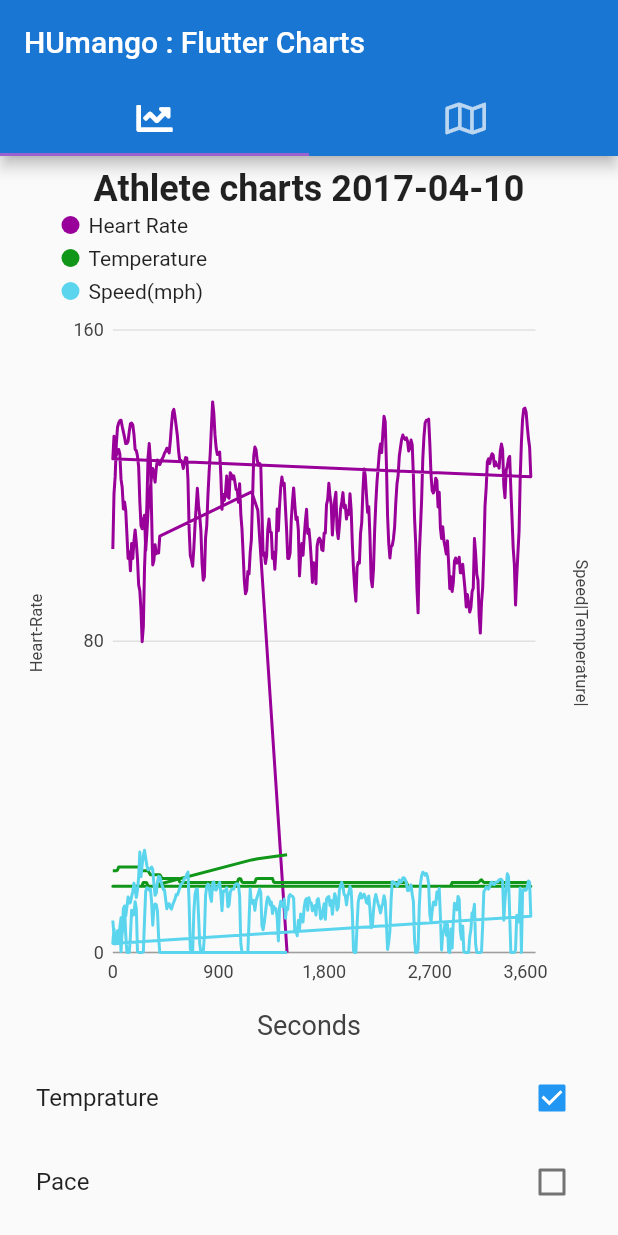
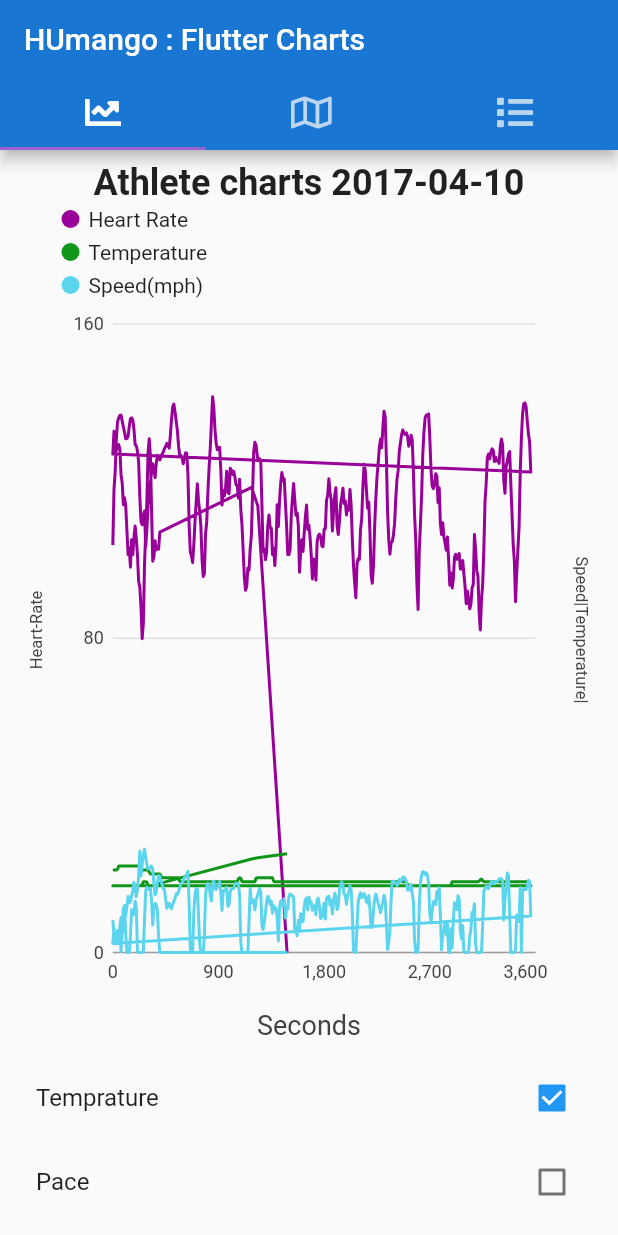
Before and after one commit to abhijeetnavgire158/humango_charts, a Flutter app: the screen it shows after launch, after a tap on an icon or button, on a phone screen of 412 x 824 dp. Run offline on Flutter 3.47's test engine with Material 2 defaults, Android fonts, the light colour scheme and no system bars; our stand-ins replace charts_flutter, font_awesome_flutter, google_maps_flutter; missing offline and left inert: flutter_polyline_points; statements that could not run were skipped.

Commit message:
UI changes for landscape mode

```diff
--- a/lib/activitylistview.dart
+++ b/lib/activitylistview.dart
@@ -56,20 +56,6 @@ class _ActivityListViewState extends State<ActivityListView> {
     });
   }
 
-  onSelectClick(int value, String activityDate, String type) {
-    String jsonFile = path + value.toString() + '.json';
-    int tabIndex = (type == 'graph') ? 0 : 1;
-    Navigator.push(
-      context,
-      MaterialPageRoute(
-          builder: (context) => HomePage(
-                jsonFile: jsonFile,
-                activityDate: activityDate,
-                tabIndex: tabIndex,
-              )),
-    );
-  }
-
   onDataLoad() {
     setState(() {
       tableCount = activityListData.length;
@@ -113,7 +99,7 @@ class _ActivityListViewState extends State<ActivityListView> {
                                   padding: const EdgeInsets.only(top: 0),
                                   child: Container(
                                     width: MediaQuery.of(context).size.width *
-                                        0.25,
+                                        0.23,
                                     height: 40,
 // margin: const EdgeInsets.all(0.0), // space between cell
                                     padding: const EdgeInsets.only(top: 5),
@@ -167,7 +153,7 @@ class _ActivityListViewState extends State<ActivityListView> {
                                 padding: const EdgeInsets.only(top: 0),
                                 child: Container(
                                   width:
-                                      MediaQuery.of(context).size.width * 0.27,
+                                      MediaQuery.of(context).size.width * 0.25,
                                   height: 40,
                                   padding: const EdgeInsets.only(top: 5),
                                   decoration: BoxDecoration(
@@ -217,7 +203,9 @@ class _ActivityListViewState extends State<ActivityListView> {
                                 )),
                           ),
                         ])),
-                    Container(height: 400, child: _buildPaginatedListView()),
+                    Container(
+                        height: (MediaQuery.of(context).size.height - 200),
+                        child: _buildPaginatedListView()),
                   ],
                 ),
               )
@@ -229,6 +217,8 @@ class _ActivityListViewState extends State<ActivityListView> {
   _loadMore() async {
     print('LOAD MORE');
     print(tableCount);
+    print('HEIGHT');
+    print(MediaQuery.of(context).size.height.toString());
     List<ActivityListModel> listData = [];
     if (tableCount <= totalRecords) {
       listData = await getData();
@@ -273,9 +263,9 @@ class _ActivityListViewState extends State<ActivityListView> {
     );
   }
 
-  _selectedActivityId(activityId, activityDate, type) {
+  _selectedActivityId(
+      activityId, activityDate, type, ActivityListModel selectedActivity) {
     print("selected activity id ${activityId}");
-    // onSelectClick(activityId, activityDate, type);
     String jsonFile = path + activityId.toString() + '.json';
     int tabIndex = (type == 'graph') ? 0 : 1;
     Navigator.push(
@@ -285,6 +275,7 @@ class _ActivityListViewState extends State<ActivityListView> {
                 jsonFile: jsonFile,
                 activityDate: activityDate,
                 tabIndex: tabIndex,
+                selectedActivityData: selectedActivity,
               )),
     );
   }
@@ -315,7 +306,7 @@ class _ActivityListViewState extends State<ActivityListView> {
               child: Row(children: <Widget>[
                 Center(
                     child: Container(
-                  width: MediaQuery.of(context).size.width * 0.25,
+                  width: MediaQuery.of(context).size.width * 0.23,
                   padding: const EdgeInsets.all(10.0),
                   decoration: BoxDecoration(
                       border: Border(
@@ -331,7 +322,7 @@ class _ActivityListViewState extends State<ActivityListView> {
 //fontWeight: FontWeight.bold,
                         fontFamily: "Poppins",
                         fontStyle: FontStyle.normal,
-                        fontSize: 16.0),
+                        fontSize: 14.0),
                   ),
                 )),
                 Center(
@@ -342,7 +333,7 @@ class _ActivityListViewState extends State<ActivityListView> {
                         border: Border(
                       right: BorderSide(
                         color: Colors.grey[700],
-                        width: 0.5,
+                        width: 0.9,
                       ),
                     )),
                     child: Icon(sportIcon),
@@ -350,7 +341,7 @@ class _ActivityListViewState extends State<ActivityListView> {
                 ),
                 Center(
                     child: Container(
-                  width: MediaQuery.of(context).size.width * 0.27,
+                  width: MediaQuery.of(context).size.width * 0.25,
                   padding: const EdgeInsets.all(10.0),
                   decoration: BoxDecoration(
                       border: Border(
@@ -384,7 +375,7 @@ class _ActivityListViewState extends State<ActivityListView> {
                         InkWell(
                           onTap: () => {
                             _selectedActivityId(
-                                model.activityId, activityDate, 'graph')
+                                model.activityId, activityDate, 'graph', model)
                           },
                           child: Icon(
                             FontAwesomeIcons.chartLine,
@@ -396,7 +387,7 @@ class _ActivityListViewState extends State<ActivityListView> {
                         InkWell(
                           onTap: () => {
                             _selectedActivityId(
-                                model.activityId, activityDate, 'map')
+                                model.activityId, activityDate, 'map', model)
                           },
                           child: Icon(
                             FontAwesomeIcons.map,
--- a/lib/homepage.dart
+++ b/lib/homepage.dart
@@ -1,6 +1,7 @@
 import 'dart:convert';
 
 import 'package:humango_chart/activitydata.dart';
+import 'package:humango_chart/model/activitylistmodel.dart';
 import 'package:humango_chart/place_polygon.dart';
 import 'package:humango_chart/tooltip.dart';
 import 'package:flutter/material.dart';
@@ -11,6 +12,7 @@ class HomePage extends StatefulWidget {
   final Widget child;
   final String jsonFile;
   final String activityDate;
+  final ActivityListModel selectedActivityData;
   final int tabIndex;
 
   HomePage(
@@ -18,7 +20,8 @@ class HomePage extends StatefulWidget {
       this.child,
       @required this.jsonFile,
       @required this.activityDate,
-      @required this.tabIndex})
+      @required this.tabIndex,
+      @required this.selectedActivityData})
       : super(key: key);
 
   _HomePageState createState() => _HomePageState();
@@ -145,30 +148,41 @@ class _HomePageState extends State<HomePage> {
     super.initState();
     _seriesLineData = List<charts.Series<Activitydata, double>>();
     _generateData(jsonFile: this.widget.jsonFile);
+    print('selected activity data');
+    print(this.widget.selectedActivityData);
   }
 
   @override
   Widget build(BuildContext context) {
     print('BUILD CALL 2');
+    bool isPotrait =
+        (MediaQuery.of(context).orientation == Orientation.portrait);
+    double titleFontSize = isPotrait ? 24 : 16;
+    double appBarHeight = isPotrait ? 100 : 70;
+
     return MaterialApp(
       home: DefaultTabController(
-        length: 2,
+        length: 3,
         initialIndex: this.widget.tabIndex,
         child: Scaffold(
-          appBar: AppBar(
+          appBar: PreferredSize(
+              preferredSize: Size.fromHeight(appBarHeight),
+              child: AppBar(
                 backgroundColor: Color(0xff1976d2),
-            //backgroundColor: Color(0xff308e1c),
                 bottom: TabBar(
                   indicatorColor: Color(0xff9962D0),
                   tabs: [
                     Tab(icon: Icon(FontAwesomeIcons.chartLine)),
                     Tab(
                       icon: Icon(FontAwesomeIcons.map),
+                    ),
+                    Tab(
+                      icon: Icon(FontAwesomeIcons.list),
                     )
                   ],
                 ),
                 title: Text('HUmango : Flutter Charts'),
-          ),
+              )),
           body: TabBarView(
             physics: NeverScrollableScrollPhysics(),
             children: [
@@ -181,7 +195,8 @@ class _HomePageState extends State<HomePage> {
                         Text(
                           'Athlete charts ${this.widget.activityDate}',
                           style: TextStyle(
-                              fontSize: 24.0, fontWeight: FontWeight.bold),
+                              fontSize: titleFontSize,
+                              fontWeight: FontWeight.bold),
                         ),
                         Expanded(
                           child: isload == true
@@ -203,7 +218,7 @@ class _HomePageState extends State<HomePage> {
                                     new charts.SeriesLegend(
                                       position: charts.BehaviorPosition.top,
                                       horizontalFirst: false,
-                                      desiredMaxRows: 2,
+                                      desiredMaxRows: isPotrait ? 2 : 1,
                                       // This defines the padding around each legend entry.
                                       cellPadding: new EdgeInsets.only(
                                           right: 2.0, bottom: 4.0, top: 2.0),
@@ -278,7 +293,8 @@ class _HomePageState extends State<HomePage> {
                                 )
                               : Container(),
                         ),
-                        CheckboxListTile(
+                        isPotrait
+                            ? CheckboxListTile(
                                 title: Text('Temprature'),
                                 value: _isTempratureSelected,
                                 onChanged: (bool newValue) {
@@ -291,8 +307,10 @@ class _HomePageState extends State<HomePage> {
                                     }
                                   });
                                 },
-                        ),
-                        CheckboxListTile(
+                              )
+                            : Container(),
+                        isPotrait
+                            ? CheckboxListTile(
                                 title: Text('Pace'),
                                 value: _isPaceSelected,
                                 onChanged: (bool newValue) {
@@ -305,7 +323,8 @@ class _HomePageState extends State<HomePage> {
                                     }
                                   });
                                 },
-                        ),
+                              )
+                            : Container(),
                         modelSelected != null
                             ? Card(
                                 child: new Column(children: <Widget>[
@@ -352,6 +371,21 @@ class _HomePageState extends State<HomePage> {
                   ),
                 ),
               ),
+              Padding(
+                padding: EdgeInsets.all(8.0),
+                child: Container(
+                  child: Center(
+                    child: Column(
+                      children: <Widget>[
+                        Expanded(
+                            child: MapPage(
+                          jsonFile: this.widget.jsonFile,
+                        )),
+                      ],
+                    ),
+                  ),
+                ),
+              ),
             ],
           ),
         ),
--- a/lib/model/activitylistmodel.dart
+++ b/lib/model/activitylistmodel.dart
@@ -5,6 +5,19 @@ class ActivityListModel {
   double totalTimerTime;
   double totalDistance;
   String sport;
+  double avgHeartRate;
+  double maxHeartRate;
+  double avgSpeed;
+  double maxSpeed;
+  double avgPower;
+  double maxPower;
+  double avgCadence;
+  double maxCadence;
+  double avgTemperature;
+  double maxTemperature;
+  double avgAltitude;
+  double maxAltitude;
+
   bool selected = false;
 
   ActivityListModel(
@@ -13,7 +26,19 @@ class ActivityListModel {
       this.totalElapsedTime,
       this.totalTimerTime,
       this.totalDistance,
-      this.sport});
+      this.sport,
+      this.avgHeartRate,
+      this.maxHeartRate,
+      this.avgSpeed,
+      this.maxSpeed,
+      this.avgPower,
+      this.maxPower,
+      this.avgCadence,
+      this.maxCadence,
+      this.avgTemperature,
+      this.maxTemperature,
+      this.avgAltitude,
+      this.maxAltitude});
 
   ActivityListModel.fromJson(Map<String, dynamic> json) {
     print('json2');
@@ -24,6 +49,42 @@ class ActivityListModel {
     totalTimerTime = double.parse(json['total_timer_time'].toString());
     totalDistance = double.parse(json['total_distance'].toString());
     sport = json['sport'].toString();
+    avgHeartRate = (json['avg_heart_rate'] != null)
+        ? double.parse(json['avg_heart_rate'].toString())
+        : null;
+    maxHeartRate = (json['max_heart_rate'] != null)
+        ? double.parse(json['max_heart_rate'].toString())
+        : null;
+    avgSpeed = (json['avg_speed'] != null)
+        ? double.parse(json['avg_speed'].toString())
+        : null;
+    maxSpeed = (json['max_speed'] != null)
+        ? double.parse(json['max_speed'].toString())
+        : null;
+    avgPower = (json['avg_power'] != null)
+        ? double.parse(json['avg_power'].toString())
+        : null;
+    maxPower = (json['max_power'] != null)
+        ? double.parse(json['max_power'].toString())
+        : null;
+    avgCadence = (json['avg_cadence'] != null)
+        ? double.parse(json['avg_cadence'].toString())
+        : null;
+    maxCadence = (json['max_cadence'] != null)
+        ? double.parse(json['max_cadence'].toString())
+        : null;
+    avgTemperature = (json['avg_temperature'] != null)
+        ? double.parse(json['avg_temperature'].toString())
+        : null;
+    maxTemperature = ((json['max_temperature'] != null))
+        ? double.parse(json['max_temperature'].toString())
+        : null;
+    avgAltitude = (json['avg_altitude'] != null)
+        ? double.parse(json['avg_altitude'].toString())
+        : null;
+    maxAltitude = (json['max_altitude'] != null)
+        ? double.parse(json['max_altitude'].toString())
+        : null;
   }
 
   Map<String, dynamic> toJson() {
@@ -34,6 +95,18 @@ class ActivityListModel {
     data['total_timer_time'] = this.totalTimerTime;
     data['total_distance'] = this.totalDistance;
     data['sport'] = this.sport;
+    data['avg_heart_rate'] = this.avgHeartRate;
+    data['max_heart_rate'] = this.maxHeartRate;
+    data['avg_speed'] = this.avgSpeed;
+    data['max_speed'] = this.maxSpeed;
+    data['avg_power'] = this.avgPower;
+    data['max_power'] = this.maxPower;
+    data['avg_cadence'] = this.avgCadence;
+    data['max_cadence'] = this.maxCadence;
+    data['avg_temperature'] = this.avgTemperature;
+    data['max_temperature'] = this.maxTemperature;
+    data['avg_altitude'] = this.avgAltitude;
+    data['max_altitude'] = this.maxAltitude;
     return data;
   }
 }
--- a/lib/place_polygon.dart
+++ b/lib/place_polygon.dart
@@ -106,7 +106,7 @@ class MapPageState extends State<MapPage> {
     print('setSourceAndDestinationIcons call');
     sourceIcon = await BitmapDescriptor.fromAssetImage(
         ImageConfiguration(devicePixelRatio: 2.5),
-        'images/destination_map_marker.png');
+        'images/maps-and-location.png');
     destinationIcon = await BitmapDescriptor.fromAssetImage(
         ImageConfiguration(devicePixelRatio: 2.5),
         'images/destination_map_marker.png');
```
Also changed, not shown: jsondata/activitylist.json (+65 -5 lines), images/maps-and-location.png (added). Lines whose indentation alone changed are shown as unchanged.
